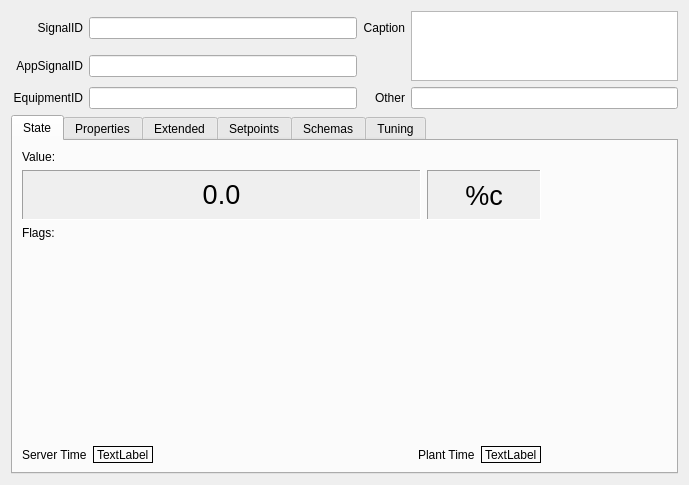
This is lib/Ui/DialogSignalInfo.ui in whiteman-kr/u7set as Qt 5 draws it before an edit. The edited form follows.
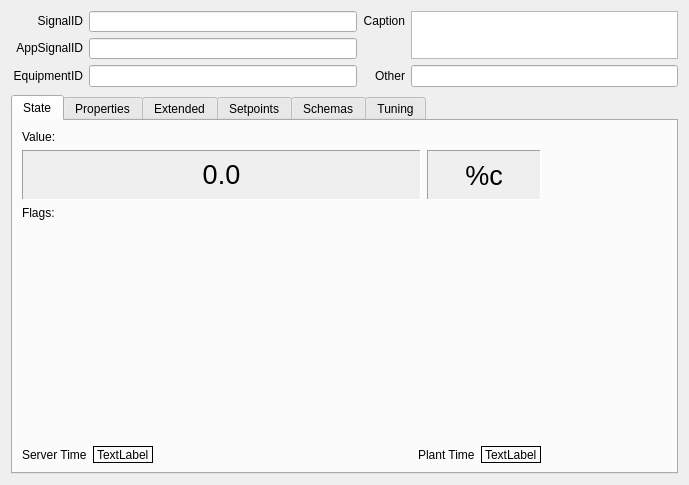
This is the edited form. Icons and pictures are not drawn. Custom widgets are drawn as their Qt base class.

Commit message: RPCT-3749, UI: Fixed alignment in DialogSignalInfo.

```diff
--- a/lib/Ui/DialogSignalInfo.ui
+++ b/lib/Ui/DialogSignalInfo.ui
@@ -23,241 +23,7 @@
    <bool>false</bool>
   </property>
   <layout class="QGridLayout" name="gridLayout_6">
-   <item row="0" column="0">
-    <layout class="QGridLayout" name="gridLayout">
-     <item row="0" column="0">
-      <layout class="QHBoxLayout" name="horizontalLayout_2">
-       <item>
-        <widget class="QLabelAppSignalDragAndDrop" name="signalIdLabelIcon">
-         <property name="sizePolicy">
-          <sizepolicy hsizetype="Ignored" vsizetype="Ignored">
-           <horstretch>0</horstretch>
-           <verstretch>0</verstretch>
-          </sizepolicy>
-         </property>
-         <property name="minimumSize">
-          <size>
-           <width>20</width>
-           <height>20</height>
-          </size>
-         </property>
-         <property name="maximumSize">
-          <size>
-           <width>20</width>
-           <height>20</height>
-          </size>
-         </property>
-         <property name="baseSize">
-          <size>
-           <width>0</width>
-           <height>0</height>
-          </size>
-         </property>
-         <property name="cursor">
-          <cursorShape>PointingHandCursor</cursorShape>
-         </property>
-         <property name="text">
-          <string/>
-         </property>
-         <property name="pixmap">
-          <pixmap resource="../../Monitor/Monitor.qrc">:/Images/Images/dragndrop.png</pixmap>
-         </property>
-         <property name="scaledContents">
-          <bool>true</bool>
-         </property>
-        </widget>
-       </item>
-       <item>
-        <widget class="QLabelAppSignalDragAndDrop" name="signalIdLabel">
-         <property name="sizePolicy">
-          <sizepolicy hsizetype="Preferred" vsizetype="Maximum">
-           <horstretch>0</horstretch>
-           <verstretch>0</verstretch>
-          </sizepolicy>
-         </property>
-         <property name="cursor">
-          <cursorShape>PointingHandCursor</cursorShape>
-         </property>
-         <property name="text">
-          <string>SignalID</string>
-         </property>
-         <property name="alignment">
-          <set>Qt::AlignRight|Qt::AlignTrailing|Qt::AlignVCenter</set>
-         </property>
-        </widget>
-       </item>
-      </layout>
-     </item>
-     <item row="0" column="1">
-      <widget class="QLineEdit" name="editCustomAppSignalID">
-       <property name="sizePolicy">
-        <sizepolicy hsizetype="Expanding" vsizetype="Maximum">
-         <horstretch>0</horstretch>
-         <verstretch>0</verstretch>
-        </sizepolicy>
-       </property>
-       <property name="font">
-        <font>
-         <pointsize>8</pointsize>
-         <bold>false</bold>
-        </font>
-       </property>
-       <property name="acceptDrops">
-        <bool>false</bool>
-       </property>
-       <property name="readOnly">
-        <bool>true</bool>
-       </property>
-      </widget>
-     </item>
-     <item row="0" column="2">
-      <widget class="QLabel" name="captionLabel">
-       <property name="sizePolicy">
-        <sizepolicy hsizetype="Preferred" vsizetype="Maximum">
-         <horstretch>0</horstretch>
-         <verstretch>0</verstretch>
-        </sizepolicy>
-       </property>
-       <property name="text">
-        <string>Caption</string>
-       </property>
-       <property name="alignment">
-        <set>Qt::AlignRight|Qt::AlignTrailing|Qt::AlignVCenter</set>
-       </property>
-      </widget>
-     </item>
-     <item row="0" column="3" rowspan="2">
-      <widget class="QPlainTextEdit" name="editCaption">
-       <property name="sizePolicy">
-        <sizepolicy hsizetype="Expanding" vsizetype="Maximum">
-         <horstretch>0</horstretch>
-         <verstretch>0</verstretch>
-        </sizepolicy>
-       </property>
-       <property name="font">
-        <font>
-         <bold>false</bold>
-        </font>
-       </property>
-      </widget>
-     </item>
-     <item row="1" column="0">
-      <widget class="QLabel" name="signalIdLabel_2">
-       <property name="sizePolicy">
-        <sizepolicy hsizetype="Preferred" vsizetype="Maximum">
-         <horstretch>0</horstretch>
-         <verstretch>0</verstretch>
-        </sizepolicy>
-       </property>
-       <property name="text">
-        <string>AppSignalID</string>
-       </property>
-       <property name="alignment">
-        <set>Qt::AlignRight|Qt::AlignTrailing|Qt::AlignVCenter</set>
-       </property>
-      </widget>
-     </item>
-     <item row="1" column="1">
-      <widget class="QLineEdit" name="editAppSignalID">
-       <property name="sizePolicy">
-        <sizepolicy hsizetype="Expanding" vsizetype="Maximum">
-         <horstretch>0</horstretch>
-         <verstretch>0</verstretch>
-        </sizepolicy>
-       </property>
-       <property name="font">
-        <font>
-         <pointsize>8</pointsize>
-         <bold>false</bold>
-        </font>
-       </property>
-       <property name="acceptDrops">
-        <bool>false</bool>
-       </property>
-       <property name="readOnly">
-        <bool>true</bool>
-       </property>
-      </widget>
-     </item>
-     <item row="2" column="0">
-      <widget class="QLabel" name="equipmentLabel">
-       <property name="sizePolicy">
-        <sizepolicy hsizetype="Preferred" vsizetype="Maximum">
-         <horstretch>0</horstretch>
-         <verstretch>0</verstretch>
-        </sizepolicy>
-       </property>
-       <property name="text">
-        <string>EquipmentID</string>
-       </property>
-       <property name="alignment">
-        <set>Qt::AlignRight|Qt::AlignTrailing|Qt::AlignVCenter</set>
-       </property>
-      </widget>
-     </item>
-     <item row="2" column="1">
-      <widget class="QLineEdit" name="editEquipment">
-       <property name="sizePolicy">
-        <sizepolicy hsizetype="Expanding" vsizetype="Maximum">
-         <horstretch>0</horstretch>
-         <verstretch>0</verstretch>
-        </sizepolicy>
-       </property>
-       <property name="font">
-        <font>
-         <pointsize>8</pointsize>
-         <bold>false</bold>
-        </font>
-       </property>
-       <property name="acceptDrops">
-        <bool>false</bool>
-       </property>
-       <property name="readOnly">
-        <bool>true</bool>
-       </property>
-      </widget>
-     </item>
-     <item row="2" column="2">
-      <widget class="QLabel" name="signalOtherInfoLabel">
-       <property name="sizePolicy">
-        <sizepolicy hsizetype="Preferred" vsizetype="Maximum">
-         <horstretch>0</horstretch>
-         <verstretch>0</verstretch>
-        </sizepolicy>
-       </property>
-       <property name="text">
-        <string>Other</string>
-       </property>
-       <property name="alignment">
-        <set>Qt::AlignRight|Qt::AlignTrailing|Qt::AlignVCenter</set>
-       </property>
-      </widget>
-     </item>
-     <item row="2" column="3">
-      <widget class="QLineEdit" name="editSignalOther">
-       <property name="sizePolicy">
-        <sizepolicy hsizetype="Expanding" vsizetype="Maximum">
-         <horstretch>0</horstretch>
-         <verstretch>0</verstretch>
-        </sizepolicy>
-       </property>
-       <property name="minimumSize">
-        <size>
-         <width>150</width>
-         <height>0</height>
-        </size>
-       </property>
-       <property name="acceptDrops">
-        <bool>false</bool>
-       </property>
-       <property name="readOnly">
-        <bool>true</bool>
-       </property>
-      </widget>
-     </item>
-    </layout>
-   </item>
-   <item row="1" column="0">
+   <item row="10" column="3">
     <widget class="QTabWidget" name="tabWidget">
      <property name="sizePolicy">
       <sizepolicy hsizetype="Expanding" vsizetype="Preferred">
@@ -898,6 +664,262 @@
      </widget>
     </widget>
    </item>
+   <item row="0" column="3">
+    <layout class="QGridLayout" name="gridLayout_14">
+     <item row="2" column="1">
+      <widget class="QLineEdit" name="editEquipment">
+       <property name="sizePolicy">
+        <sizepolicy hsizetype="Expanding" vsizetype="Maximum">
+         <horstretch>0</horstretch>
+         <verstretch>0</verstretch>
+        </sizepolicy>
+       </property>
+       <property name="font">
+        <font>
+         <pointsize>8</pointsize>
+         <bold>false</bold>
+        </font>
+       </property>
+       <property name="acceptDrops">
+        <bool>false</bool>
+       </property>
+       <property name="readOnly">
+        <bool>true</bool>
+       </property>
+      </widget>
+     </item>
+     <item row="0" column="1">
+      <widget class="QLineEdit" name="editCustomAppSignalID">
+       <property name="sizePolicy">
+        <sizepolicy hsizetype="Expanding" vsizetype="Maximum">
+         <horstretch>0</horstretch>
+         <verstretch>0</verstretch>
+        </sizepolicy>
+       </property>
+       <property name="font">
+        <font>
+         <pointsize>8</pointsize>
+         <bold>false</bold>
+        </font>
+       </property>
+       <property name="acceptDrops">
+        <bool>false</bool>
+       </property>
+       <property name="readOnly">
+        <bool>true</bool>
+       </property>
+      </widget>
+     </item>
+     <item row="0" column="0">
+      <layout class="QHBoxLayout" name="horizontalLayout_6">
+       <item>
+        <widget class="QLabelAppSignalDragAndDrop" name="signalIdLabelIcon">
+         <property name="sizePolicy">
+          <sizepolicy hsizetype="Ignored" vsizetype="Ignored">
+           <horstretch>0</horstretch>
+           <verstretch>0</verstretch>
+          </sizepolicy>
+         </property>
+         <property name="minimumSize">
+          <size>
+           <width>20</width>
+           <height>20</height>
+          </size>
+         </property>
+         <property name="maximumSize">
+          <size>
+           <width>20</width>
+           <height>20</height>
+          </size>
+         </property>
+         <property name="baseSize">
+          <size>
+           <width>0</width>
+           <height>0</height>
+          </size>
+         </property>
+         <property name="cursor">
+          <cursorShape>PointingHandCursor</cursorShape>
+         </property>
+         <property name="text">
+          <string/>
+         </property>
+         <property name="pixmap">
+          <pixmap resource="../../Monitor/Monitor.qrc">:/Images/Images/dragndrop.png</pixmap>
+         </property>
+         <property name="scaledContents">
+          <bool>true</bool>
+         </property>
+        </widget>
+       </item>
+       <item>
+        <widget class="QLabelAppSignalDragAndDrop" name="signalIdLabel">
+         <property name="sizePolicy">
+          <sizepolicy hsizetype="Preferred" vsizetype="Maximum">
+           <horstretch>0</horstretch>
+           <verstretch>0</verstretch>
+          </sizepolicy>
+         </property>
+         <property name="cursor">
+          <cursorShape>PointingHandCursor</cursorShape>
+         </property>
+         <property name="text">
+          <string>SignalID</string>
+         </property>
+         <property name="alignment">
+          <set>Qt::AlignRight|Qt::AlignTrailing|Qt::AlignVCenter</set>
+         </property>
+        </widget>
+       </item>
+      </layout>
+     </item>
+     <item row="1" column="1">
+      <widget class="QLineEdit" name="editAppSignalID">
+       <property name="sizePolicy">
+        <sizepolicy hsizetype="Expanding" vsizetype="Maximum">
+         <horstretch>0</horstretch>
+         <verstretch>0</verstretch>
+        </sizepolicy>
+       </property>
+       <property name="font">
+        <font>
+         <pointsize>8</pointsize>
+         <bold>false</bold>
+        </font>
+       </property>
+       <property name="acceptDrops">
+        <bool>false</bool>
+       </property>
+       <property name="readOnly">
+        <bool>true</bool>
+       </property>
+      </widget>
+     </item>
+     <item row="2" column="0">
+      <widget class="QLabel" name="equipmentLabel">
+       <property name="sizePolicy">
+        <sizepolicy hsizetype="Preferred" vsizetype="Maximum">
+         <horstretch>0</horstretch>
+         <verstretch>0</verstretch>
+        </sizepolicy>
+       </property>
+       <property name="text">
+        <string>EquipmentID</string>
+       </property>
+       <property name="alignment">
+        <set>Qt::AlignRight|Qt::AlignTrailing|Qt::AlignVCenter</set>
+       </property>
+      </widget>
+     </item>
+     <item row="1" column="0">
+      <widget class="QLabel" name="signalIdLabel_2">
+       <property name="sizePolicy">
+        <sizepolicy hsizetype="Preferred" vsizetype="Maximum">
+         <horstretch>0</horstretch>
+         <verstretch>0</verstretch>
+        </sizepolicy>
+       </property>
+       <property name="text">
+        <string>AppSignalID</string>
+       </property>
+       <property name="alignment">
+        <set>Qt::AlignRight|Qt::AlignTrailing|Qt::AlignVCenter</set>
+       </property>
+      </widget>
+     </item>
+     <item row="2" column="2">
+      <widget class="QLabel" name="signalOtherInfoLabel">
+       <property name="sizePolicy">
+        <sizepolicy hsizetype="Preferred" vsizetype="Maximum">
+         <horstretch>0</horstretch>
+         <verstretch>0</verstretch>
+        </sizepolicy>
+       </property>
+       <property name="text">
+        <string>Other</string>
+       </property>
+       <property name="alignment">
+        <set>Qt::AlignRight|Qt::AlignTrailing|Qt::AlignVCenter</set>
+       </property>
+      </widget>
+     </item>
+     <item row="2" column="3">
+      <widget class="QLineEdit" name="editSignalOther">
+       <property name="sizePolicy">
+        <sizepolicy hsizetype="Expanding" vsizetype="Maximum">
+         <horstretch>0</horstretch>
+         <verstretch>0</verstretch>
+        </sizepolicy>
+       </property>
+       <property name="minimumSize">
+        <size>
+         <width>150</width>
+         <height>0</height>
+        </size>
+       </property>
+       <property name="acceptDrops">
+        <bool>false</bool>
+       </property>
+       <property name="readOnly">
+        <bool>true</bool>
+       </property>
+      </widget>
+     </item>
+     <item row="0" column="2">
+      <widget class="QLabel" name="captionLabel">
+       <property name="sizePolicy">
+        <sizepolicy hsizetype="Preferred" vsizetype="Maximum">
+         <horstretch>0</horstretch>
+         <verstretch>0</verstretch>
+        </sizepolicy>
+       </property>
+       <property name="text">
+        <string>Caption</string>
+       </property>
+       <property name="alignment">
+        <set>Qt::AlignRight|Qt::AlignTrailing|Qt::AlignVCenter</set>
+       </property>
+      </widget>
+     </item>
+     <item row="0" column="3" rowspan="2">
+      <widget class="QPlainTextEdit" name="editCaption">
+       <property name="sizePolicy">
+        <sizepolicy hsizetype="Expanding" vsizetype="Ignored">
+         <horstretch>0</horstretch>
+         <verstretch>1</verstretch>
+        </sizepolicy>
+       </property>
+       <property name="maximumSize">
+        <size>
+         <width>16777215</width>
+         <height>16777215</height>
+        </size>
+       </property>
+       <property name="verticalScrollBarPolicy">
+        <enum>Qt::ScrollBarAlwaysOff</enum>
+       </property>
+       <property name="horizontalScrollBarPolicy">
+        <enum>Qt::ScrollBarAlwaysOff</enum>
+       </property>
+       <property name="tabChangesFocus">
+        <bool>true</bool>
+       </property>
+       <property name="undoRedoEnabled">
+        <bool>false</bool>
+       </property>
+       <property name="readOnly">
+        <bool>true</bool>
+       </property>
+       <property name="plainText">
+        <string notr="true"/>
+       </property>
+       <property name="backgroundVisible">
+        <bool>false</bool>
+       </property>
+      </widget>
+     </item>
+    </layout>
+   </item>
   </layout>
  </widget>
  <customwidgets>
```
Left out of the diff: 14 changed lines with no effect on the pictures. The commit also changes 1 other file.
